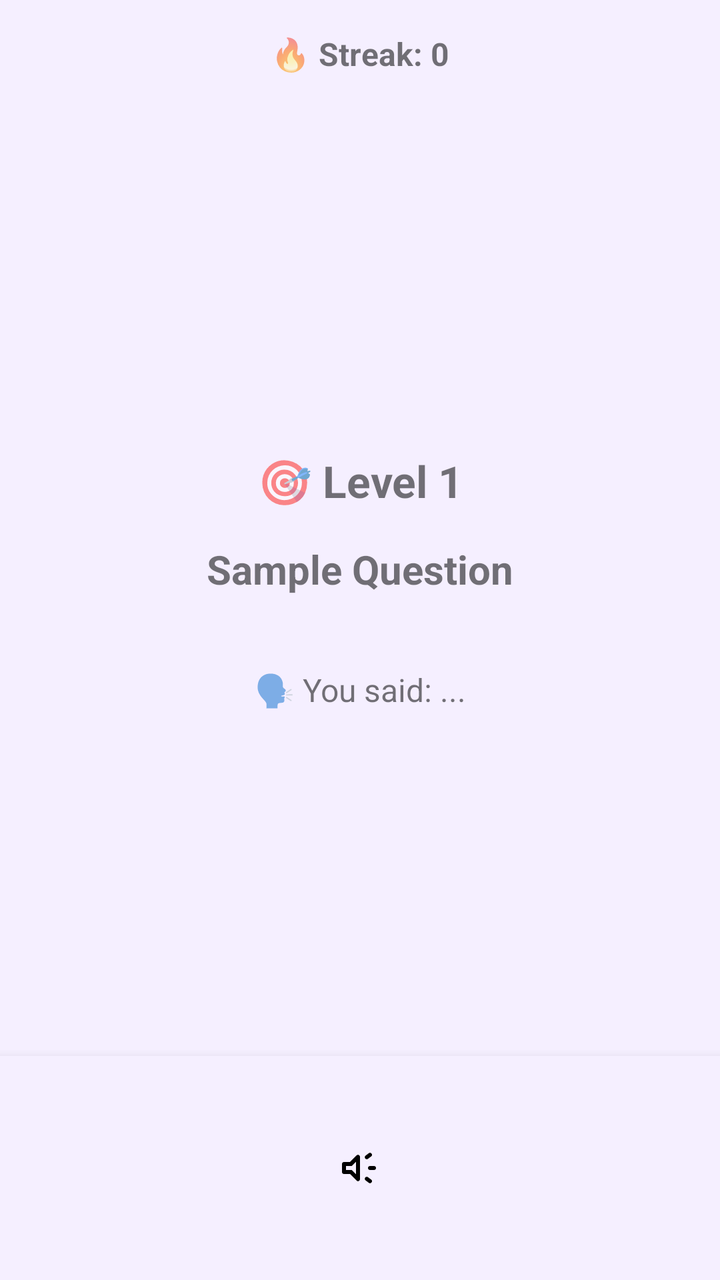
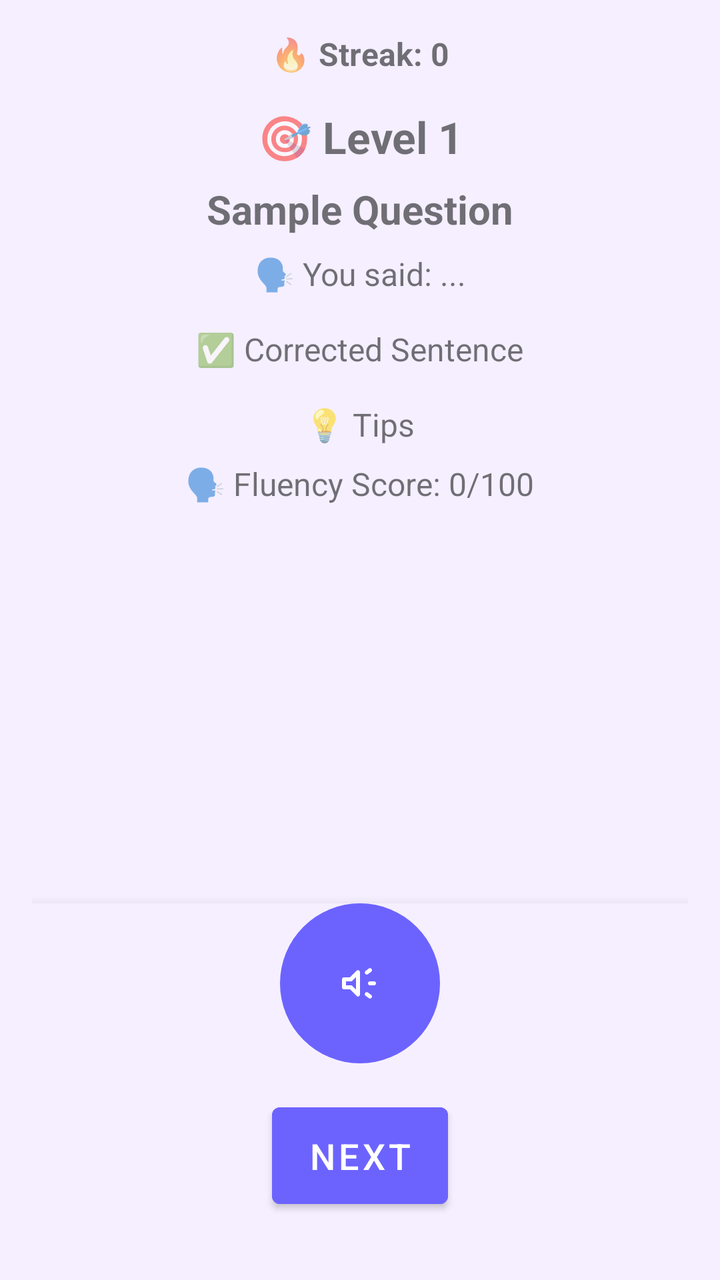

Screens rendered from an Android XML layout before and after an edit, with the pre-edit source and the edit as a unified diff.
<!-- AndroidManifest.xml: activity theme Theme.SpeakRight.Material -->
<!-- res/layout/activity_level_detail.xml -->
<?xml version="1.0" encoding="utf-8"?>
<LinearLayout xmlns:android="http://schemas.android.com/apk/res/android"
    android:layout_width="match_parent"
    android:layout_height="match_parent"
    android:orientation="vertical"
    android:background="#F5EFFF">

    
    <TextView
        android:id="@+id/tvStreakDetail"
        android:layout_width="wrap_content"
        android:layout_height="wrap_content"
        android:text="🔥 Streak: 0"
        android:textSize="16sp"
        android:textStyle="bold"
        android:layout_margin="16dp"
        android:layout_gravity="center_horizontal" />

    
    <LinearLayout
        android:layout_width="match_parent"
        android:layout_height="0dp"
        android:layout_weight="1"
        android:gravity="center"
        android:orientation="vertical">

        
        <TextView
            android:id="@+id/tvLevelTitle"
            android:layout_width="wrap_content"
            android:layout_height="wrap_content"
            android:text="🎯 Level 1"
            android:textSize="22sp"
            android:textStyle="bold"
            android:layout_marginBottom="16dp"
            android:gravity="center" />

        
        <TextView
            android:id="@+id/tvQuestion"
            android:layout_width="wrap_content"
            android:layout_height="wrap_content"
            android:text="Sample Question"
            android:textSize="20sp"
            android:textStyle="bold"
            android:textAlignment="center"
            android:gravity="center"
            android:layout_marginHorizontal="24dp"
            android:layout_marginBottom="24dp" />

        
        <TextView
            android:id="@+id/tvSpeechResult"
            android:layout_width="wrap_content"
            android:layout_height="wrap_content"
            android:text="🗣 You said: ..."
            android:textSize="16sp"
            android:layout_marginTop="12dp"
            android:gravity="center"
            android:textAlignment="center" />

    </LinearLayout>

    
    <LinearLayout
        android:layout_width="match_parent"
        android:layout_height="wrap_content"
        android:padding="16dp"
        android:gravity="center"
        android:orientation="vertical"
        android:background="#F5EFFF"
        android:elevation="8dp">

        <ImageButton
            android:id="@+id/btnMic"
            android:layout_width="80dp"
            android:layout_height="80dp"
            android:background="#F5EFFF"
            android:src="@drawable/ic_mic"
            android:contentDescription="Start Speech Recognition" />
    </LinearLayout>

</LinearLayout>
<!-- resources referenced by this layout -->
<resources>
  <!-- drawable ic_mic (drawable) -->
  <vector xmlns:android="http://schemas.android.com/apk/res/android" android:autoMirrored="true" android:height="24dp" android:tint="#000000" android:viewportHeight="960" android:viewportWidth="960" android:width="24dp">
        
      <path android:fillColor="@android:color/white" android:pathData="M760,520L680,520Q663,520 651.5,508.5Q640,497 640,480Q640,463 651.5,451.5Q663,440 680,440L760,440Q777,440 788.5,451.5Q800,463 800,480Q800,497 788.5,508.5Q777,520 760,520ZM584,672Q594,658 610,656Q626,654 640,664L704,712Q718,722 720,738Q722,754 712,768Q702,782 686,784Q670,786 656,776L592,728Q578,718 576,702Q574,686 584,672ZM704,248L640,296Q626,306 610,304Q594,302 584,288Q574,274 576,258Q578,242 592,232L656,184Q670,174 686,176Q702,178 712,192Q722,206 720,222Q718,238 704,248ZM280,600L160,600Q143,600 131.5,588.5Q120,577 120,560L120,400Q120,383 131.5,371.5Q143,360 160,360L280,360L412,228Q431,209 455.5,219.5Q480,230 480,257L480,703Q480,730 455.5,740.5Q431,751 412,732L280,600ZM400,354L314,440L200,440L200,520L314,520L400,606L400,354ZM300,480L300,480L300,480L300,480L300,480L300,480Z"/>
      
  </vector>
  <style name="Theme.SpeakRight.Material" parent="Theme.MaterialComponents.DayNight.NoActionBar">
          
          <item name="colorPrimary">@color/purple_500</item>
          <item name="colorPrimaryVariant">@color/purple_700</item>
          <item name="colorSecondary">@color/teal_200</item>
      </style>
  <color name="purple_500">#FF6200EE</color>
  <color name="purple_700">#FF3700B3</color>
  <color name="teal_200">#FF03DAC5</color>
</resources>

<!-- the commit's change to res/layout/activity_level_detail.xml (unified diff, before → after) -->
@@ -3,7 +3,8 @@
     android:layout_width="match_parent"
     android:layout_height="match_parent"
     android:orientation="vertical"
-    android:background="#F5EFFF">
+    android:background="#F5EFFF"
+    android:padding="16dp">
 
     
     <TextView
@@ -13,16 +14,16 @@
         android:text="🔥 Streak: 0"
         android:textSize="16sp"
         android:textStyle="bold"
-        android:layout_margin="16dp"
-        android:layout_gravity="center_horizontal" />
+        android:layout_gravity="center_horizontal"
+        android:layout_marginBottom="16dp" />
 
     
     <LinearLayout
         android:layout_width="match_parent"
-        android:layout_height="0dp"
-        android:layout_weight="1"
-        android:gravity="center"
-        android:orientation="vertical">
+        android:layout_height="wrap_content"
+        android:orientation="vertical"
+        android:gravity="center_horizontal"
+        android:layout_marginBottom="24dp">
 
         
         <TextView
@@ -32,8 +33,8 @@
             android:text="🎯 Level 1"
             android:textSize="22sp"
             android:textStyle="bold"
-            android:layout_marginBottom="16dp"
-            android:gravity="center" />
+            android:gravity="center"
+            android:layout_marginBottom="8dp" />
 
         
         <TextView
@@ -43,10 +44,9 @@
             android:text="Sample Question"
             android:textSize="20sp"
             android:textStyle="bold"
-            android:textAlignment="center"
             android:gravity="center"
-            android:layout_marginHorizontal="24dp"
-            android:layout_marginBottom="24dp" />
+            android:layout_marginBottom="8dp"
+            android:layout_marginHorizontal="16dp" />
 
         
         <TextView
@@ -55,29 +55,75 @@
             android:layout_height="wrap_content"
             android:text="🗣 You said: ..."
             android:textSize="16sp"
-            android:layout_marginTop="12dp"
             android:gravity="center"
-            android:textAlignment="center" />
+            android:layout_marginBottom="16dp" />
+
+        <TextView
+            android:id="@+id/tvCorrected"
+            android:layout_width="wrap_content"
+            android:layout_height="wrap_content"
+            android:text="✅ Corrected Sentence"
+            android:textSize="16sp"
+            android:gravity="center"
+            android:layout_marginBottom="16dp" />
+
+        <TextView
+            android:id="@+id/tvTips"
+            android:layout_width="wrap_content"
+            android:layout_height="wrap_content"
+            android:text="💡 Tips"
+            android:textSize="16sp"
+            android:gravity="center"
+            android:layout_marginBottom="8dp" />
+
+        
+        <TextView
+            android:id="@+id/tvFluency"
+            android:layout_width="wrap_content"
+            android:layout_height="wrap_content"
+            android:text="🗣 Fluency Score: 0/100"
+            android:textSize="16sp"
+            android:gravity="center"
+            android:layout_marginBottom="16dp" />
+
 
     </LinearLayout>
+
+    
+    <View
+        android:layout_width="match_parent"
+        android:layout_height="0dp"
+        android:layout_weight="1" />
 
     
     <LinearLayout
         android:layout_width="match_parent"
         android:layout_height="wrap_content"
-        android:padding="16dp"
+        android:orientation="vertical"
         android:gravity="center"
-        android:orientation="vertical"
         android:background="#F5EFFF"
-        android:elevation="8dp">
+        android:elevation="8dp"
+        android:paddingBottom="16dp">
 
         <ImageButton
             android:id="@+id/btnMic"
             android:layout_width="80dp"
             android:layout_height="80dp"
-            android:background="#F5EFFF"
+            android:background="@drawable/round_button_bg"
             android:src="@drawable/ic_mic"
-            android:contentDescription="Start Speech Recognition" />
+            android:contentDescription="Start Speech Recognition"
+            android:layout_marginBottom="16dp"
+            android:tint="#FFFFFF" />
+
+        <Button
+            android:id="@+id/btnNext"
+            android:layout_width="wrap_content"
+            android:layout_height="wrap_content"
+            android:text="Next"
+            android:padding="12dp"
+            android:textSize="18sp"
+            android:backgroundTint="#6C63FF"
+            android:textColor="#FFFFFF"/>
     </LinearLayout>
 
 </LinearLayout>
<!-- resource entries referenced after the edit -->
@@ -6,6 +6,10 @@
       <path android:fillColor="@android:color/white" android:pathData="M760,520L680,520Q663,520 651.5,508.5Q640,497 640,480Q640,463 651.5,451.5Q663,440 680,440L760,440Q777,440 788.5,451.5Q800,463 800,480Q800,497 788.5,508.5Q777,520 760,520ZM584,672Q594,658 610,656Q626,654 640,664L704,712Q718,722 720,738Q722,754 712,768Q702,782 686,784Q670,786 656,776L592,728Q578,718 576,702Q574,686 584,672ZM704,248L640,296Q626,306 610,304Q594,302 584,288Q574,274 576,258Q578,242 592,232L656,184Q670,174 686,176Q702,178 712,192Q722,206 720,222Q718,238 704,248ZM280,600L160,600Q143,600 131.5,588.5Q120,577 120,560L120,400Q120,383 131.5,371.5Q143,360 160,360L280,360L412,228Q431,209 455.5,219.5Q480,230 480,257L480,703Q480,730 455.5,740.5Q431,751 412,732L280,600ZM400,354L314,440L200,440L200,520L314,520L400,606L400,354ZM300,480L300,480L300,480L300,480L300,480L300,480Z"/>
       
   </vector>
+  <!-- drawable round_button_bg (drawable) -->
+  <shape xmlns:android="http://schemas.android.com/apk/res/android" android:shape="oval">
+      <solid android:color="#6C63FF"/>
+  </shape>
   <style name="Theme.SpeakRight.Material" parent="Theme.MaterialComponents.DayNight.NoActionBar">
           
           <item name="colorPrimary">@color/purple_500</item>
